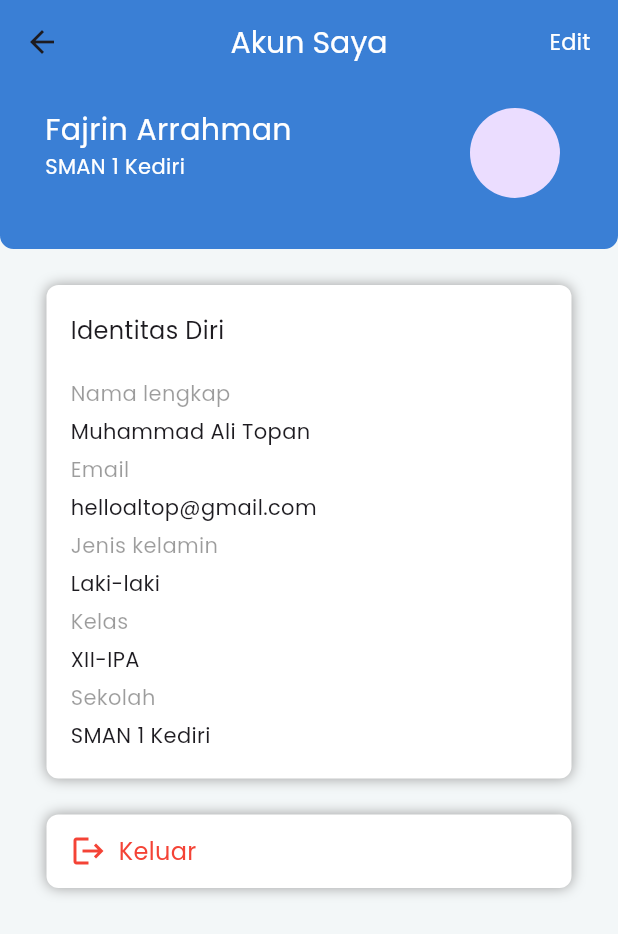
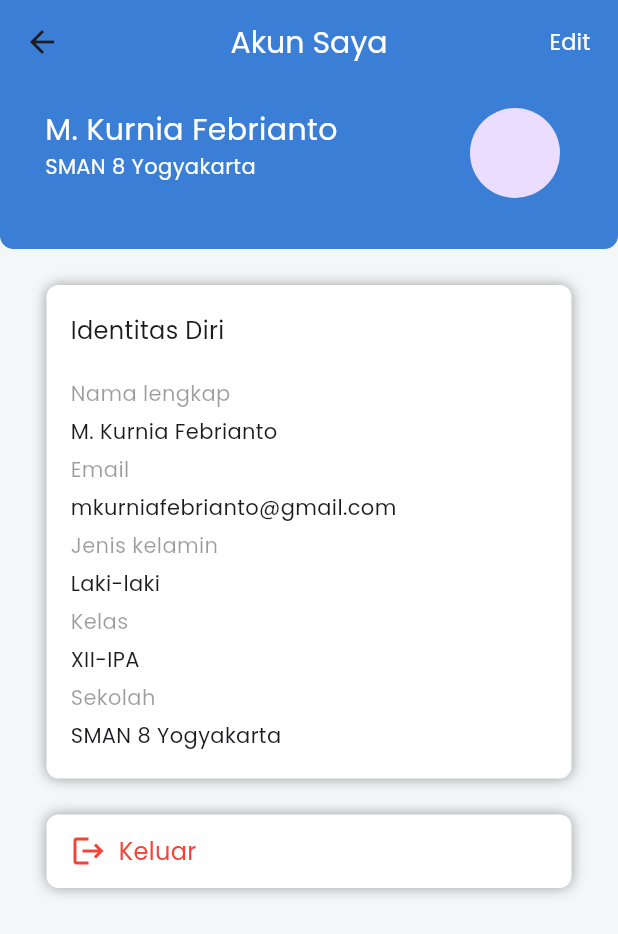
Before and after one commit to mkurniafebrianto/e-learning-app, a Flutter app: the ProfileScreen screen opened directly, on a phone screen of 412 x 824 dp. Shown: the top 934 px of the screen. Run offline on Flutter 3.47's test engine with Material 3 defaults, Android fonts, the phone set to English and light mode, and no system bars; our stand-ins replace bloc, dio, firebase_auth, firebase_core, firebase_storage, flutter_bloc and 3 more; accounts and stored records are empty; network calls fail.

```diff
--- a/lib/src/data/repositories/auth_repository.dart
+++ b/lib/src/data/repositories/auth_repository.dart
@@ -4,7 +4,6 @@ import 'package:e_learning/src/data/firebase/firebase_service.dart';
 import 'package:e_learning/src/data/network/http_config.dart';
 import 'package:e_learning/src/domain/entities/registration_model.dart';
 import 'package:firebase_auth/firebase_auth.dart';
-import 'package:flutter/material.dart';
 
 import '../../domain/entities/user_model.dart';
 
@@ -43,8 +42,8 @@ class AuthRepository {
       },
     );
 
-    debugPrint('response code: ${response.statusCode}');
-    debugPrint('data: ${response.data}');
+    print('response code: ${response.statusCode}');
+    print('data: ${response.data}');
 
     // 200 == success
     if (response.statusCode == 200) {
--- a/lib/src/presentation/bloc/auth/auth_bloc.dart
+++ b/lib/src/presentation/bloc/auth/auth_bloc.dart
@@ -80,6 +80,7 @@ class AuthBloc extends Bloc<AuthEvent, AuthState> {
         emit(UploadFilePicLoading());
 
         final downloadUrl = await uploadFileUseCase(event.params);
+
         if (downloadUrl != null) {
           emit(UploadFilePicSuccess(downloadUrl: downloadUrl));
         } else {
--- a/lib/src/presentation/bloc/auth/auth_state.dart
+++ b/lib/src/presentation/bloc/auth/auth_state.dart
@@ -50,7 +50,7 @@ final class RegistrationError extends AuthState {
 final class GetUserLoading extends AuthState {}
 
 final class GetUserSuccess extends AuthState {
-  final UserData? userData;
+  final UserData userData;
 
   GetUserSuccess({required this.userData});
 }
--- a/lib/src/presentation/screens/home_screen.dart
+++ b/lib/src/presentation/screens/home_screen.dart
@@ -42,7 +42,7 @@ class _HomeScreenState extends State<HomeScreen> {
               crossAxisAlignment: CrossAxisAlignment.start,
               children: [
                 Text(
-                  'Hai, Edo',
+                  'Hai, M Kurnia Febrianto',
                   style: Styles.textStyle(
                     textFont: 13,
                     fontWeight: FontWeight.w700,
--- a/lib/src/presentation/widgets/profile_header_widget.dart
+++ b/lib/src/presentation/widgets/profile_header_widget.dart
@@ -31,7 +31,7 @@ class ProfileHeaderWidget extends StatelessWidget {
                   crossAxisAlignment: CrossAxisAlignment.start,
                   children: [
                     Text(
-                      'Fajrin Arrahman',
+                      'M. Kurnia Febrianto',
                       style: Styles.textStyle(
                         textFont: 20,
                         fontWeight: FontWeight.w400,
@@ -39,7 +39,7 @@ class ProfileHeaderWidget extends StatelessWidget {
                       ),
                     ),
                     Text(
-                      'SMAN 1 Kediri',
+                      'SMAN 8 Yogyakarta',
                       style: Styles.textStyle(
                         textFont: 14,
                         fontWeight: FontWeight.w400,
--- a/lib/src/presentation/widgets/profile_info_widget.dart
+++ b/lib/src/presentation/widgets/profile_info_widget.dart
@@ -43,7 +43,7 @@ class ProfileInfoWidget extends StatelessWidget {
               ),
             ),
             Text(
-              'Muhammad Ali Topan',
+              'M. Kurnia Febrianto',
               style: Styles.textStyle(
                 textFont: 14,
                 fontWeight: FontWeight.w400,
@@ -58,7 +58,7 @@ class ProfileInfoWidget extends StatelessWidget {
               ),
             ),
             Text(
-              'helloaltop@gmail.com',
+              'mkurniafebrianto@gmail.com',
               style: Styles.textStyle(
                 textFont: 14,
                 fontWeight: FontWeight.w400,
@@ -103,7 +103,7 @@ class ProfileInfoWidget extends StatelessWidget {
               ),
             ),
             Text(
-              'SMAN 1 Kediri',
+              'SMAN 8 Yogyakarta',
               style: Styles.textStyle(
                 textFont: 14,
                 fontWeight: FontWeight.w400,
```
Also changed, not shown: lib/src/presentation/screens/login_screen.dart (+6 -4 lines), lib/src/presentation/screens/registration_screen.dart (+9 -3 lines), 3 other files.
